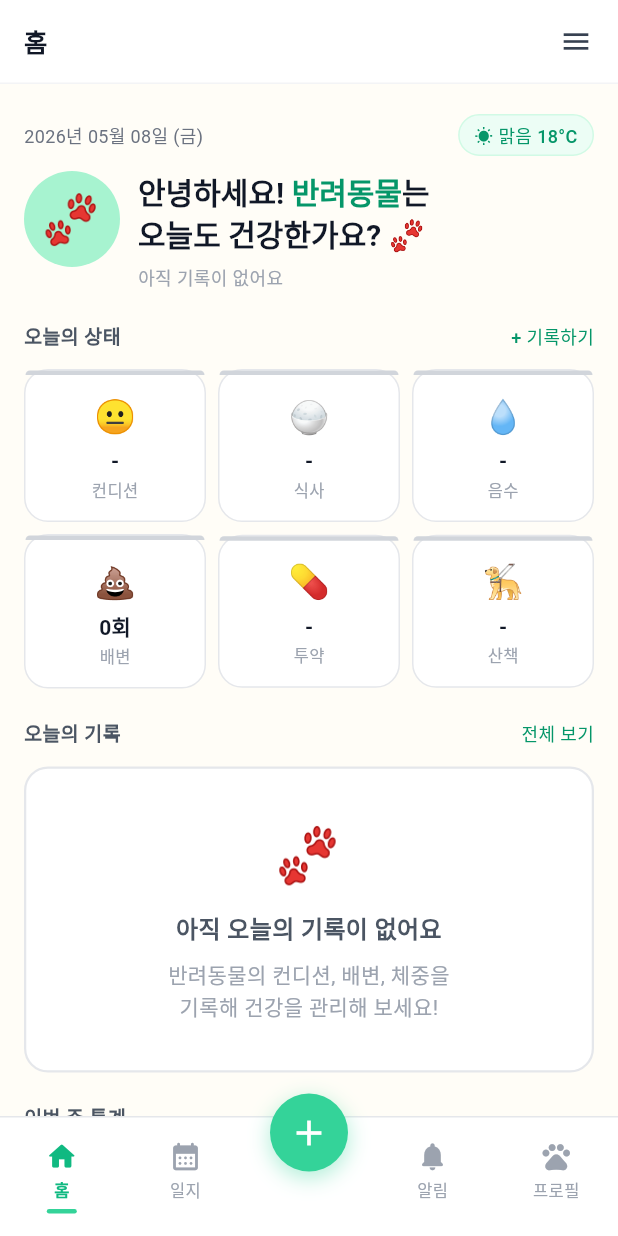
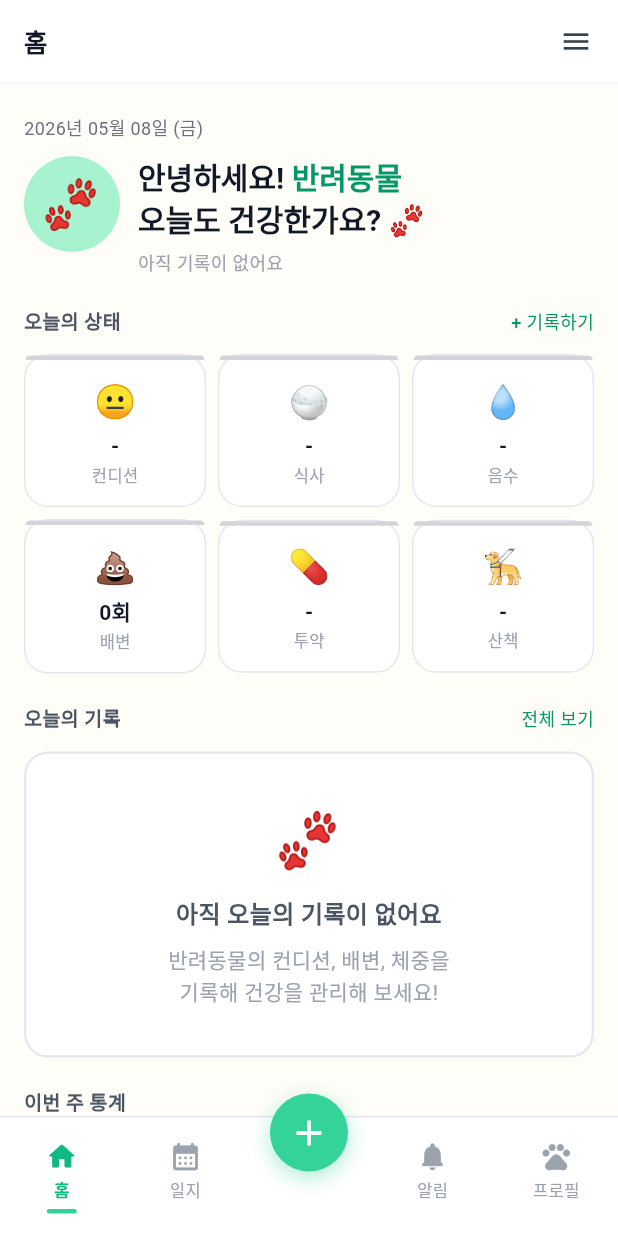
Before and after one commit to trylord0-bot/sumtan, a Flutter app: the screen it shows after launch, on a phone screen of 412 x 824 dp. Run offline on Flutter 3.47's test engine with Material 3 defaults, Android fonts, the phone set to English and light mode, and no system bars; our stand-ins replace flutter_local_notifications, flutter_riverpod, go_router, image_picker, permission_handler, shared_preferences and 6 more; accounts and stored records are empty; Roboto replaces fonts that are missing (Pretendard).

Commit message:
날씨칩 제거, 유료무료 뱃지 제거 등 사소한 UI 개선

```diff
--- a/sumtan_app/lib/features/home/presentation/home_screen.dart
+++ b/sumtan_app/lib/features/home/presentation/home_screen.dart
@@ -231,31 +231,9 @@ class _GreetingSection extends StatelessWidget {
     return Column(
       crossAxisAlignment: CrossAxisAlignment.start,
       children: [
-        // 날짜 + 날씨 칩
-        Row(
-          children: [
-            Text(
-              du.formatDate(now),
-              style: const TextStyle(fontSize: 12, color: AppColors.gray500),
-            ),
-            const Spacer(),
-            Container(
-              padding: const EdgeInsets.symmetric(horizontal: 10, vertical: 4),
-              decoration: BoxDecoration(
-                color: AppColors.primary50,
-                borderRadius: BorderRadius.circular(9999),
-                border: Border.all(color: AppColors.primary100, width: 1),
-              ),
-              child: const Text(
-                '☀️ 맑음 18°C',
-                style: TextStyle(
-                  fontSize: 12,
-                  fontWeight: FontWeight.w500,
-                  color: AppColors.primary600,
-                ),
-              ),
-            ),
-          ],
+        Text(
+          du.formatDate(now),
+          style: const TextStyle(fontSize: 12, color: AppColors.gray500),
         ),
         const SizedBox(height: 10),
 
@@ -283,7 +261,7 @@ class _GreetingSection extends StatelessWidget {
                           text: name,
                           style: const TextStyle(color: AppColors.primary600),
                         ),
-                        const TextSpan(text: '는\n오늘도 건강한가요? 🐾'),
+                        const TextSpan(text: '\n오늘도 건강한가요? 🐾'),
                       ],
                     ),
                   ),
```
Also changed, not shown: sumtan_app/lib/features/settings/presentation/settings_screen.dart (+0 -33 lines).
